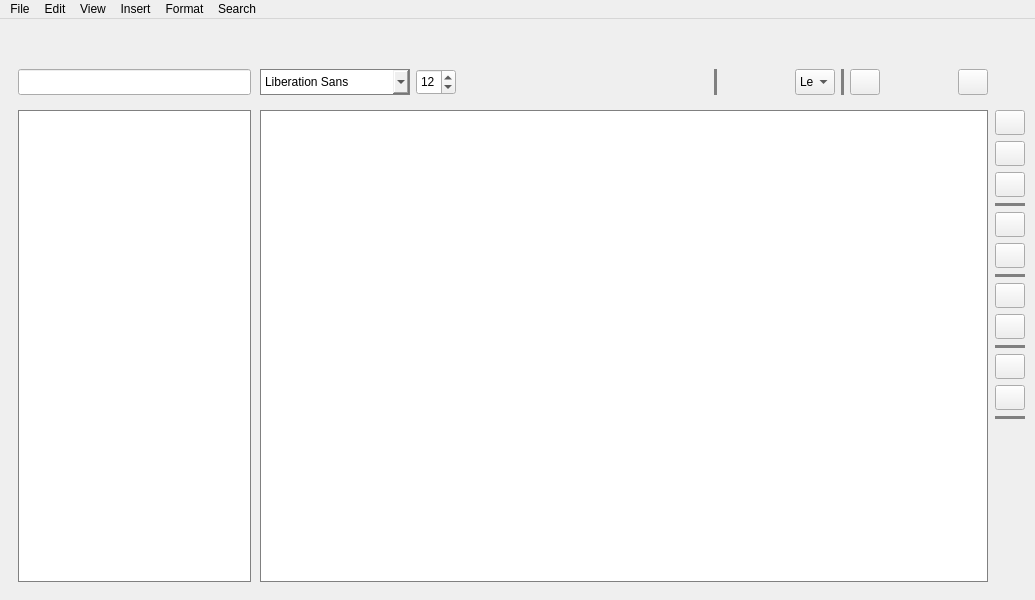
This is summarywindow.ui in MarioFares/Ebook-Access-Cpp as Qt 5 draws it before an edit. The edited form follows.
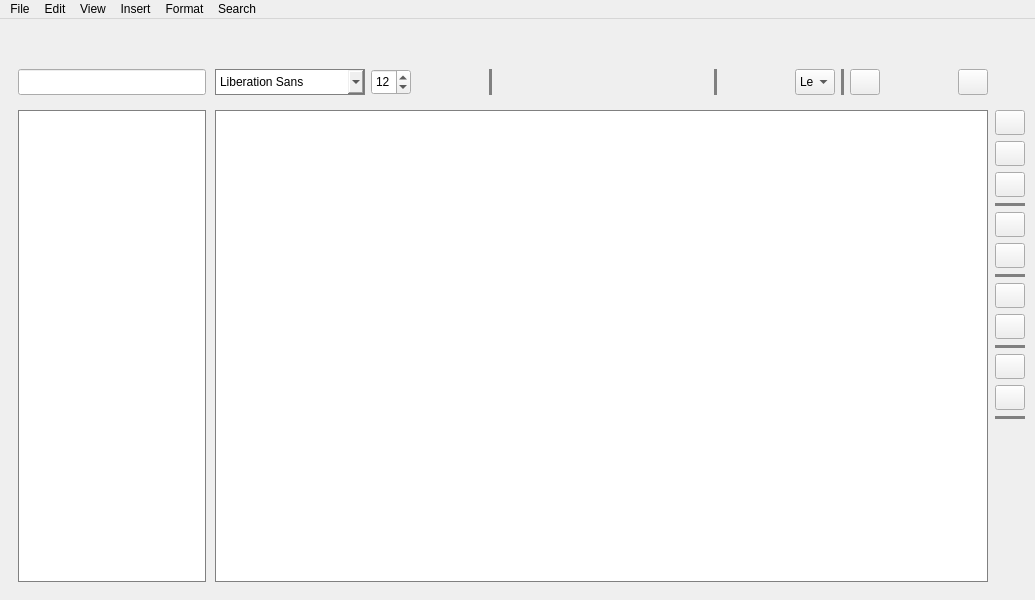
This is the edited form. Icons and pictures are not drawn.

Commit message: Added new button for bg color

The edit to the form file:
```diff
--- a/summarywindow.ui
+++ b/summarywindow.ui
@@ -231,6 +231,46 @@
              </property>
             </widget>
            </item>
+           <item>
+            <widget class="QPushButton" name="buttonEditorBackColor">
+             <property name="minimumSize">
+              <size>
+               <width>30</width>
+               <height>26</height>
+              </size>
+             </property>
+             <property name="maximumSize">
+              <size>
+               <width>30</width>
+               <height>16777215</height>
+              </size>
+             </property>
+             <property name="cursor">
+              <cursorShape>PointingHandCursor</cursorShape>
+             </property>
+             <property name="text">
+              <string/>
+             </property>
+             <property name="icon">
+              <iconset resource="images.qrc">
+               <normaloff>:/icons/background_fill_black.png</normaloff>:/icons/background_fill_black.png</iconset>
+             </property>
+             <property name="flat">
+              <bool>true</bool>
+             </property>
+            </widget>
+           </item>
+           <item>
+            <widget class="Line" name="line">
+             <property name="styleSheet">
+              <string notr="true">color: grey;
+background-color: grey;</string>
+             </property>
+             <property name="orientation">
+              <enum>Qt::Vertical</enum>
+             </property>
+            </widget>
+           </item>
            <item>
             <widget class="QPushButton" name="buttonBold">
              <property name="minimumSize">
```
Left out of the diff: 6 changed lines with no effect on the pictures. The commit also changes 1 other file.
